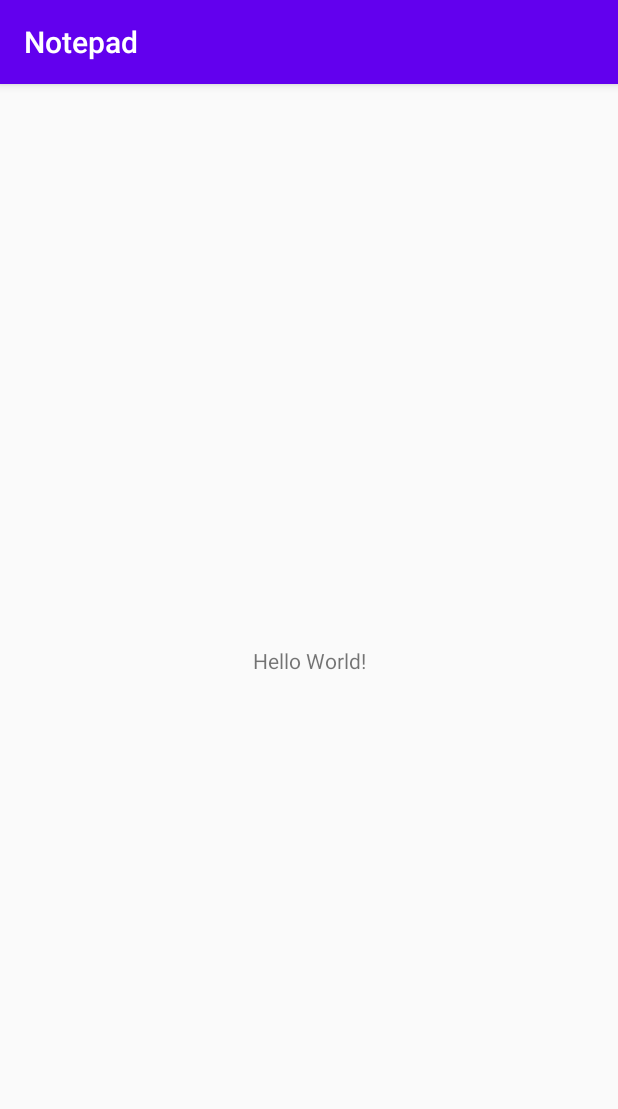
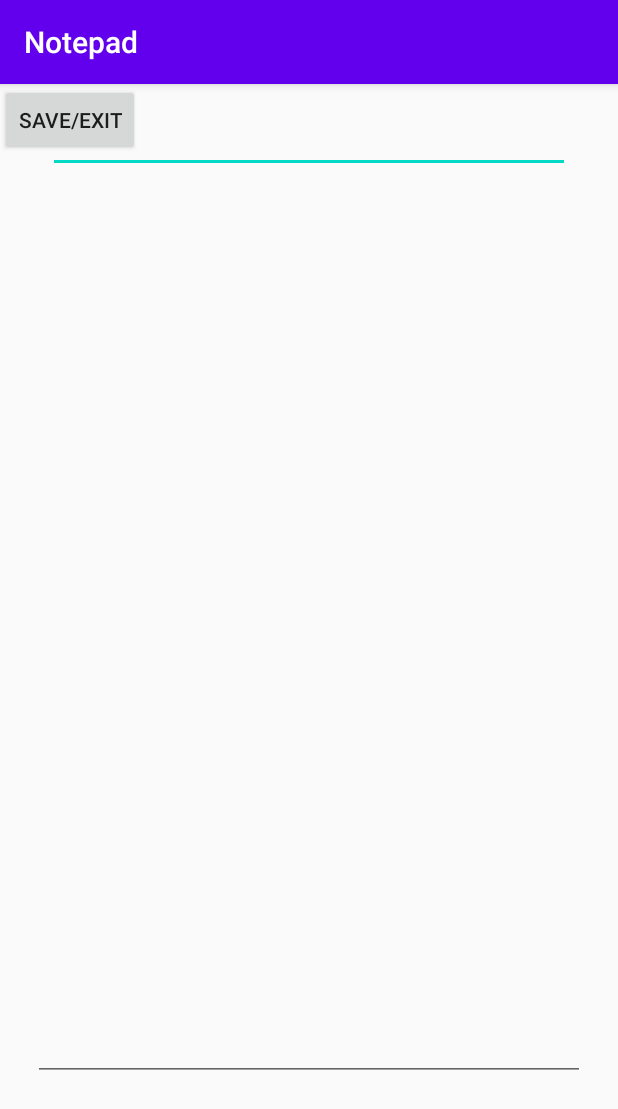
Before and after one commit to rafitj/lets-go-charmander, an Android app: the screen it shows after launch (MainActivity before the commit, EditActivity after it), on a phone screen of 412 x 824 dp. Shown: the top 1109 px of the screen. Run offline under Robolectric (Android 15) with nearby library versions, the phone set to English and light mode, and no system bars.

```diff
--- a/a4/notepad/app/build.gradle
+++ b/a4/notepad/app/build.gradle
@@ -31,4 +31,6 @@ dependencies {
     testImplementation 'junit:junit:4.12'
     androidTestImplementation 'androidx.test.ext:junit:1.1.1'
     androidTestImplementation 'androidx.test.espresso:espresso-core:3.2.0'
+    implementation 'androidx.recyclerview:recyclerview:1.1.0'
+    implementation 'com.google.android.material:material:1.0.0'
 }
--- /dev/null
+++ b/a4/notepad/app/src/main/java/com/example/notepad/EditActivity.java
@@ -0,0 +1,82 @@
+package com.example.notepad;
+
+import android.content.Intent;
+import android.os.Bundle;
+import android.os.Parcelable;
+import android.text.Editable;
+import android.text.TextWatcher;
+import android.view.View;
+import android.widget.EditText;
+import androidx.annotation.NonNull;
+import androidx.appcompat.app.AppCompatActivity;
+
+import java.util.ArrayList;
+import java.util.HashMap;
+
+
+public class EditActivity extends AppCompatActivity {
+
+    private final static String noteIDKey = "CURRENT_NOTE_ID";
+    private final static String noteIDListKey = "NOTE_IDS";
+
+    private Note note;
+    private EditText noteTextInput;
+    private EditText noteTitleInput;
+
+    private Bundle state;
+
+    @Override
+    protected void onCreate(Bundle savedInstanceState) {
+        super.onCreate(savedInstanceState);
+        setContentView(R.layout.activity_edit);
+
+        noteTextInput = (EditText) findViewById(R.id.noteText);
+        noteTitleInput = (EditText) findViewById(R.id.noteTitle);
+
+        Intent intent = getIntent();
+        String noteId = intent.getStringExtra(noteIDKey);
+
+        if (savedInstanceState != null) {
+            note = (Note) savedInstanceState.getParcelable(noteId);
+            noteTextInput.setText(note.getText());
+            noteTitleInput.setText(note.getTitle());
+        }
+
+    }
+
+    @Override
+    protected void onSaveInstanceState(Bundle outState) {
+        outState = state;
+        saveNote(outState);
+        super.onSaveInstanceState(outState);
+    }
+
+    @Override
+    public void onRestoreInstanceState(Bundle savedInstance){
+        state = savedInstance;
+        super.onRestoreInstanceState(state);
+    }
+
+    public void saveAndExit(View view){
+        saveNote(state);
+        Intent intent = new Intent(this, MainActivity.class);
+        startActivity(intent);
+    }
+
+    private void saveNote(Bundle outState) {
+        System.out.println("Saving Note");
+        if (note!=null){
+            note.setText(noteTextInput.getText().toString());
+            note.setTitle(noteTitleInput.getText().toString());
+            outState.putParcelable(note.getId(), (Parcelable) note);
+
+        } else if (noteTextInput.getText().length()!=0 || noteTitleInput.getText().length()!=0) {
+            note = new Note(noteTitleInput.getText().toString(),noteTextInput.getText().toString());
+            outState.putParcelable(note.getId(), (Parcelable) note);
+            ArrayList<String> noteIDList = outState.getStringArrayList(noteIDListKey);
+            noteIDList.add(note.getId());
+            outState.putStringArrayList(noteIDListKey,noteIDList);
+        }
+    }
+
+}
--- /dev/null
+++ b/a4/notepad/app/src/main/res/layout/activity_edit.xml
@@ -0,0 +1,38 @@
+<?xml version="1.0" encoding="utf-8"?>
+<androidx.constraintlayout.widget.ConstraintLayout
+        xmlns:android="http://schemas.android.com/apk/res/android"
+        xmlns:tools="http://schemas.android.com/tools"
+        xmlns:app="http://schemas.android.com/apk/res-auto"
+        android:layout_width="match_parent"
+        android:layout_height="match_parent"
+        tools:context=".MainActivity">
+
+    <EditText
+            android:layout_width="0dp"
+            android:layout_height="43dp"
+            android:inputType="textPersonName"
+            android:ems="10"
+            android:id="@+id/noteTitle" app:layout_constraintEnd_toEndOf="parent"
+            android:layout_marginEnd="32dp" app:layout_constraintStart_toStartOf="parent"
+            android:layout_marginStart="32dp"
+            app:layout_constraintHorizontal_bias="1.0" android:layout_marginTop="16dp"
+            app:layout_constraintTop_toTopOf="parent"/>
+    <EditText
+            android:layout_width="368dp"
+            android:layout_height="518dp"
+            android:inputType="textMultiLine"
+            android:gravity="start|top"
+            android:ems="10"
+            android:id="@+id/noteText"
+            android:layout_marginBottom="24dp" app:layout_constraintBottom_toBottomOf="parent"
+            app:layout_constraintStart_toStartOf="parent" android:layout_marginStart="32dp"
+            app:layout_constraintEnd_toEndOf="parent" android:layout_marginEnd="32dp" android:layout_marginTop="8dp"
+            app:layout_constraintTop_toBottomOf="@+id/noteTitle"
+            android:textAppearance="@style/TextAppearance.AppCompat.Body1"/>
+    <Button
+            android:text="Save/Exit"
+            android:layout_width="wrap_content"
+            android:layout_height="wrap_content" android:id="@+id/button3" tools:layout_editor_absoluteY="658dp"
+            tools:layout_editor_absoluteX="161dp" android:onClick="saveAndExit"/>
+
+</androidx.constraintlayout.widget.ConstraintLayout>
```
Also changed, not shown: a4/notepad/app/src/main/AndroidManifest.xml (+7 -0 lines), a4/notepad/app/src/main/java/com/example/notepad/MainActivity.java (+34 -0 lines), a4/notepad/app/src/main/java/com/example/notepad/Note.java (added, +40 -0 lines), a4/notepad/app/src/main/res/layout/activity_main.xml (+22 -7 lines).
